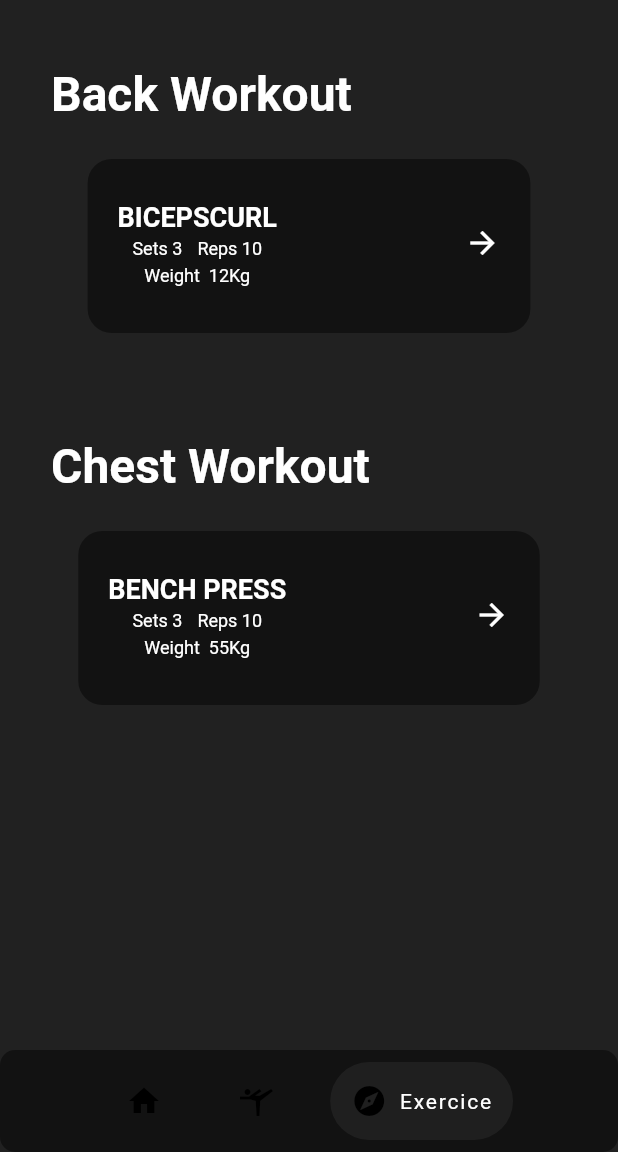
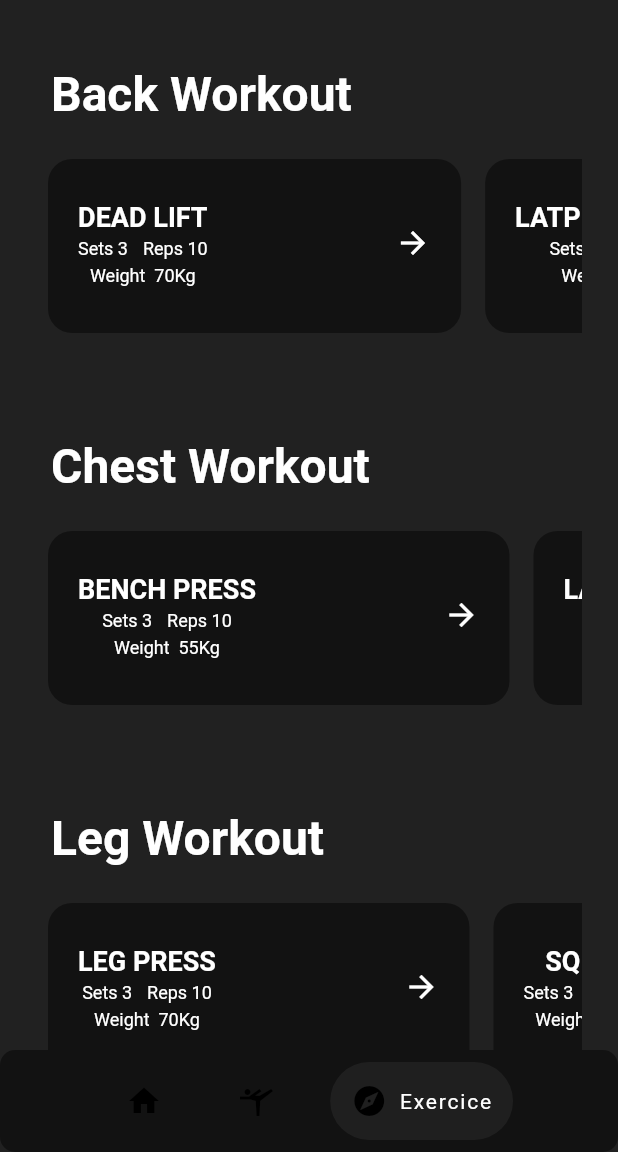
Before and after one commit to RafihYahya/WorkOut_Flutter_APP_V01_ALPHA, a Flutter app: the screen it shows after launch, item 3 of the bottom bar chosen, on a phone screen of 412 x 824 dp, the part 84-1236 px from its top. Run offline on Flutter 3.47's test engine with Material 2 defaults, Android fonts, the phone set to English and light mode, and no system bars; drawn by our look-alikes of google_nav_bar.

Commit message:
Exercice Addition

```diff
--- a/lib/data/workoutlist.dart
+++ b/lib/data/workoutlist.dart
@@ -7,13 +7,26 @@ class WorkOutList extends ChangeNotifier {
     Workout(
       name: 'Back Workout',
       exercise: [
-        Exercise(name: 'bicepsCurl', wheight: '12Kg', reps: '10', sets: '3')
+        Exercise(name: 'Dead Lift', wheight: '70Kg', reps: '10', sets: '3'),
+        Exercise(name: 'Latpull Down', wheight: '55Kg', reps: '10', sets: '3'),
+        Exercise(name: 'Rows', wheight: '75Kg', reps: '10', sets: '3'),
+        Exercise(name: 'PlaceHolder', wheight: '70Kg', reps: '10', sets: '3')
       ],
     ),
     Workout(
       name: 'Chest Workout',
       exercise: [
-        Exercise(name: 'bench Press', wheight: '55Kg', reps: '10', sets: '3')
+        Exercise(name: 'Bench Press', wheight: '55Kg', reps: '10', sets: '3'),
+        Exercise(name: 'Lateral Raises', wheight: '5Kg', reps: '13', sets: '4'),
+        Exercise(
+            name: 'Dumpbell Press', wheight: '55Kg', reps: '10', sets: '3'),
+      ],
+    ),
+    Workout(
+      name: 'Leg Workout',
+      exercise: [
+        Exercise(name: 'Leg Press', wheight: '70Kg', reps: '10', sets: '3'),
+        Exercise(name: 'Squat', wheight: '70Kg', reps: '10', sets: '3')
       ],
     )
   ];
```
